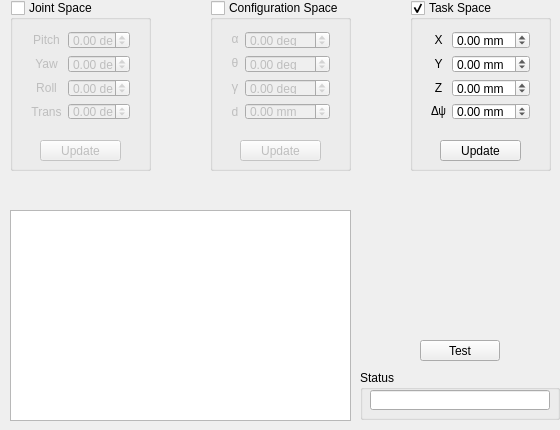
This is ControllerWidget/controllerwidget.ui in adegirmenci/HBL-ICEbot as Qt 5 draws it before an edit. The edited form follows.
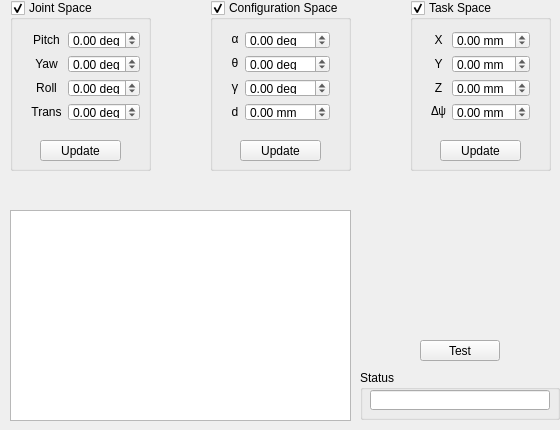
This is the edited form.

What changed in the file:
```diff
--- a/ControllerWidget/controllerwidget.ui
+++ b/ControllerWidget/controllerwidget.ui
@@ -84,7 +84,7 @@
     <bool>true</bool>
    </property>
    <property name="checked">
-    <bool>false</bool>
+    <bool>true</bool>
    </property>
    <widget class="QWidget" name="gridLayoutWidget_2">
     <property name="geometry">
@@ -92,7 +92,7 @@
       <x>10</x>
       <y>20</y>
       <width>121</width>
-      <height>111</height>
+      <height>112</height>
      </rect>
     </property>
     <layout class="QGridLayout" name="gridLayout_3">
@@ -284,7 +284,7 @@
    </widget>
    <widget class="QPushButton" name="updateConfigSpaceButton">
     <property name="enabled">
-     <bool>false</bool>
+     <bool>true</bool>
     </property>
     <property name="geometry">
      <rect>
@@ -329,7 +329,7 @@
       <x>10</x>
       <y>20</y>
       <width>121</width>
-      <height>111</height>
+      <height>112</height>
      </rect>
     </property>
     <layout class="QGridLayout" name="gridLayout">
@@ -549,15 +549,15 @@
     <bool>true</bool>
    </property>
    <property name="checked">
-    <bool>false</bool>
+    <bool>true</bool>
    </property>
    <widget class="QWidget" name="gridLayoutWidget_3">
     <property name="geometry">
      <rect>
       <x>10</x>
       <y>20</y>
-      <width>121</width>
-      <height>111</height>
+      <width>131</width>
+      <height>112</height>
      </rect>
     </property>
     <layout class="QGridLayout" name="gridLayout_4">
@@ -749,7 +749,7 @@
    </widget>
    <widget class="QPushButton" name="updateJointSpaceButton">
     <property name="enabled">
-     <bool>false</bool>
+     <bool>true</bool>
     </property>
     <property name="geometry">
      <rect>
```
